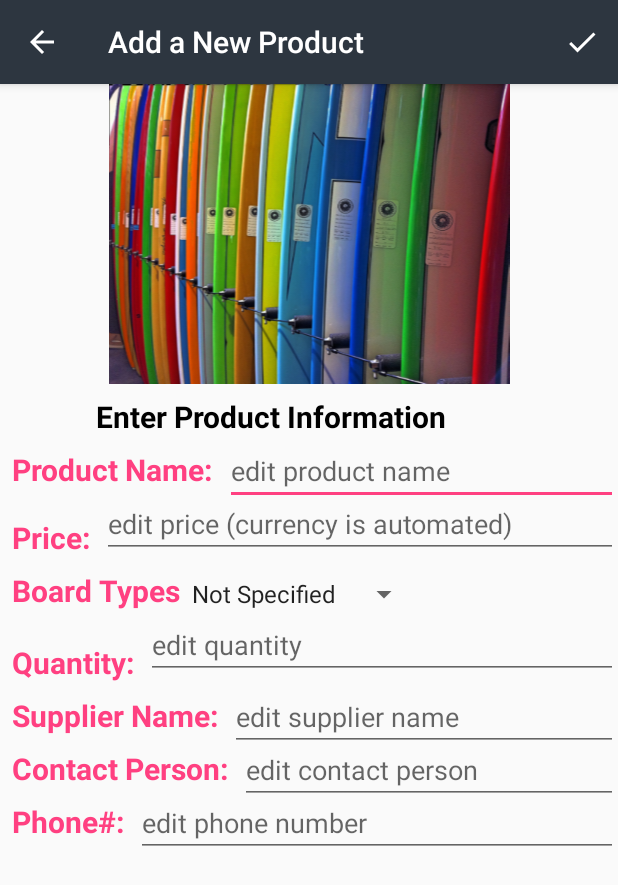
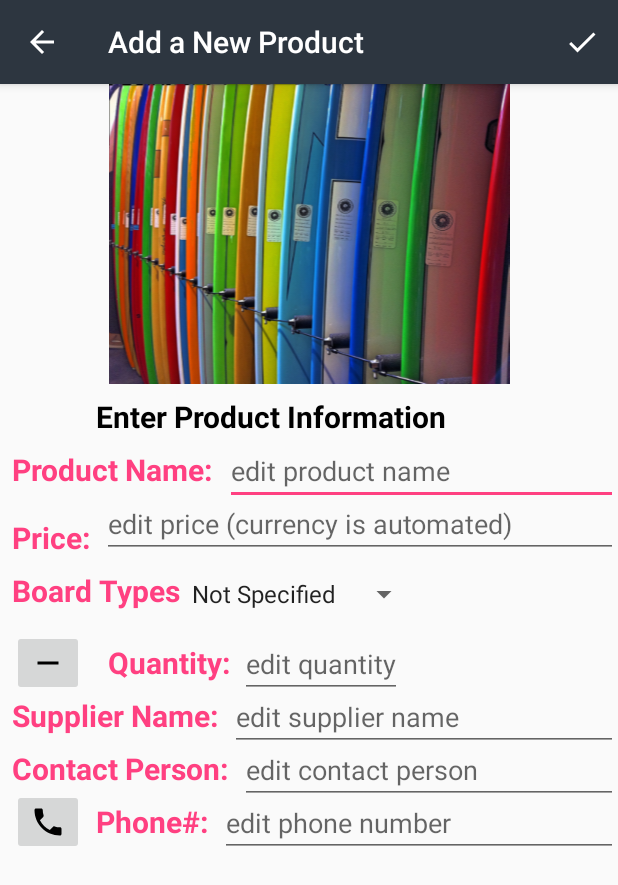
Before and after one commit to superskiers/InventoryApp-MASTER, an Android app: the screen it shows after launch (EditorActivity), after a tap on an icon or button, on a phone screen of 412 x 824 dp. Shown: the top 885 px of the screen. Run offline under Robolectric (Android 15) with nearby library versions, the phone set to English and light mode, and no system bars.

Commit message:
Updated as per rubric

```diff
--- a/app/src/main/java/com/example/superskiers/inventoryapp/CatalogActivity.java
+++ b/app/src/main/java/com/example/superskiers/inventoryapp/CatalogActivity.java
@@ -11,11 +11,14 @@ import android.net.Uri;
 import android.support.design.widget.FloatingActionButton;
 import android.support.v7.app.AppCompatActivity;
 import android.os.Bundle;
+import android.text.TextUtils;
 import android.util.Log;
 import android.view.Menu;
 import android.view.MenuItem;
 import android.view.View;
 import android.widget.AdapterView;
+import android.widget.Button;
+import android.widget.EditText;
 import android.widget.ListView;
 import com.example.superskiers.inventoryapp.data.BoardsContract.BoardsEntry;
 
@@ -34,6 +37,7 @@ public class CatalogActivity extends AppCompatActivity implements
     protected void onCreate(Bundle savedInstanceState) {
         super.onCreate(savedInstanceState);
         setContentView(R.layout.activity_catalog);
+
 
         // Setup FAB to open EditorActivity
         FloatingActionButton fab = findViewById(R.id.fab);
@@ -82,30 +86,30 @@ public class CatalogActivity extends AppCompatActivity implements
         getLoaderManager().initLoader(BOARD_LOADER, null, this);
     }
 
-    private void insertBoard(){
+    private void insertBoard() {
         //Create a content values object where column names are the keys,
         //and the FireWire board attributes are the values.
         ContentValues values = new ContentValues();
 
         //Use content values put method to store each of the key value pairs
         values.put(BoardsEntry.COLUMN_PRODUCT_NAME, "Firewire");
-        values.put(BoardsEntry.COLUMN_PRICE, "$689.00");
+        values.put(BoardsEntry.COLUMN_PRICE, "689.99");
         values.put(BoardsEntry.COLUMN_BOARD_TYPE, BoardsEntry.BOARD_TYPE_NOT_SPECIFIED);
         values.put(BoardsEntry.COLUMN_QUANTITY, "12");
         values.put(BoardsEntry.COLUMN_SUPPLIER_NAME, "Global Industries");
         values.put(BoardsEntry.COLUMN_SUPPLIER_CONTACT_PERSON, "Gabriel Medina");
-        values.put(BoardsEntry.COLUMN_SUPPLIER_PHONE_NUMBER, "US: +1-917-732-5401");
+        values.put(BoardsEntry.COLUMN_SUPPLIER_PHONE_NUMBER, "1-917-732-5401");
 
         //Insert a new row for FireWire into the provider using the ContentResolver
         //Use the {@link BoardsEntry#CONTENT_URI} to indicate that we want to insert
         //into the surfboards database table.
         //Receive the new content URI that will allow us to access FireWire's data in the future.
-       Uri newUri = getContentResolver().insert(BoardsEntry.CONTENT_URI, values);
+        Uri newUri = getContentResolver().insert(BoardsEntry.CONTENT_URI, values);
 
     }
 
     //Helper method to delete ALL products in the database.
-    private void deleteAllProducts(){
+    private void deleteAllProducts() {
         int rowsDeleted = getContentResolver().delete(BoardsEntry.CONTENT_URI, null, null);
         Log.v("CatalogActivity", rowsDeleted + " rows deleted from surfboard database");
 
@@ -144,14 +148,15 @@ public class CatalogActivity extends AppCompatActivity implements
         String[] projection = {
                 BoardsEntry._ID,
                 BoardsEntry.COLUMN_PRODUCT_NAME,
-                BoardsEntry.COLUMN_PRICE };
+                BoardsEntry.COLUMN_PRICE,
+                BoardsEntry.COLUMN_QUANTITY};
         //This loader will execute the ContentProvider's query method on a background thread.
         return new CursorLoader(this,    //Parent activity context
                 BoardsEntry.CONTENT_URI,        //Provider content URI to query
                 projection,                     //Columns to include in the resulting Cursor
                 null,                  //No selection clause
                 null,               //No selection arguments
-                null );                //Default sort order
+                null);                //Default sort order
     }
 
     @Override
@@ -167,5 +172,4 @@ public class CatalogActivity extends AppCompatActivity implements
         mCursorAdapter.swapCursor(null);
 
     }
-
 }
--- a/app/src/main/java/com/example/superskiers/inventoryapp/EditorActivity.java
+++ b/app/src/main/java/com/example/superskiers/inventoryapp/EditorActivity.java
@@ -19,11 +19,14 @@ import android.view.MotionEvent;
 import android.view.View;
 import android.widget.AdapterView;
 import android.widget.ArrayAdapter;
+import android.widget.Button;
 import android.widget.EditText;
+import android.widget.ImageButton;
 import android.widget.Spinner;
 import android.widget.Toast;
 
 import com.example.superskiers.inventoryapp.data.BoardsContract.BoardsEntry;
+
 
 
 //Allows user to create a new product or edit an existing one.
@@ -65,6 +68,14 @@ public class EditorActivity extends AppCompatActivity implements
     //Boolean that keeps track of whether the surfboard/product has been edited.
     private boolean mSurfboardHasChanged = false;
 
+    //ImageButton to start the phone dialer.
+    private ImageButton phoneDialer;
+
+    private EditText quantityEditText;
+    private ImageButton incrementButton, decrementButton;
+    private String stock;
+    public int newStock = 0;
+
     //OnTouchListener that listens for any user touches on a View, implying that they are
     //modifying the view and we change the mSurfboardHasChanged boolean to true.
     private View.OnTouchListener mTouchListener = new View.OnTouchListener() {
@@ -81,10 +92,25 @@ public class EditorActivity extends AppCompatActivity implements
         super.onCreate(savedInstanceState);
         setContentView(R.layout.activity_editor);
 
+        quantityEditText = findViewById(R.id.edit_quantity_field);
+        decrementButton = findViewById(R.id.decrement);
+
         //Examine the intent that was used to launch this activity, in order
         //to figure out if we're creating a new product entry or editing an existing one
         Intent intent = getIntent();
         mCurrentSurfboardUri = intent.getData();
+
+        ImageButton phoneDialer = findViewById(R.id.phone_dialer);
+
+        phoneDialer.setOnClickListener(new View.OnClickListener() {
+            @Override
+            public void onClick(View v) {
+                EditText phoneNumber = findViewById(R.id.edit_supplier_phone);
+                Intent dialerIntent = new Intent(Intent.ACTION_DIAL, Uri.parse("tel:" + phoneNumber.getText().toString().trim()));
+                startActivity(dialerIntent);
+            }
+        });
+
 
         //If the intent DOES NOT contain a product content URI, then we know that we
         //are creating a new product.
@@ -125,7 +151,23 @@ public class EditorActivity extends AppCompatActivity implements
         mLengthSpinner.setOnTouchListener(mTouchListener);
 
         setupSpinner();
+
+        decrementButton.setOnClickListener(new View.OnClickListener() {
+            @Override
+            public void onClick(View v) {
+                stock = quantityEditText.getText().toString().trim();
+                if (!TextUtils.isEmpty(stock)) {
+                    newStock = Integer.parseInt(stock);
+                    quantityEditText.setText(String.valueOf(newStock - 1));
+                }
+                decrementButton(v);
+                if(newStock == 0){
+                    return;
+                }
+            }
+        });
     }
+
 
     //Setup the dropdown spinner that allows the user to select the type of board being entered.
     private void setupSpinner() {
@@ -372,7 +414,7 @@ public class EditorActivity extends AppCompatActivity implements
 
             // Extract out the value from the Cursor for the given column index
             String name = cursor.getString(nameColumnIndex);
-            String price = cursor.getString(priceColumnIndex);
+            double price = cursor.getDouble(priceColumnIndex);
             String supplier = cursor.getString(supplierColumnIndex);
             String supplierContact = cursor.getString(supplierContactColumnIndex);
             String supplierPhone = cursor.getString(supplierPhoneColumnIndex);
@@ -381,7 +423,7 @@ public class EditorActivity extends AppCompatActivity implements
 
             // Update the views on the screen with the values from the database
             mNameEditText.setText(name);
-            mPriceEditText.setText(price);
+            mPriceEditText.setText(Double.toString(price));
             mQuantityEditText.setText(Integer.toString(quantity));
             mSupplierEditText.setText(supplier);
             mSupplierContactPersonEditText.setText(supplierContact);
@@ -500,4 +542,20 @@ public class EditorActivity extends AppCompatActivity implements
         // Close the activity
         finish();
     }
+
+    public void decrementButton(View view) {
+        if(newStock != 0)
+            newStock--;
+        displayQuantity();
+    }
+    public void displayQuantity() {
+        stock = quantityEditText.getText().toString().trim();
+        quantityEditText.setText(String.valueOf(newStock));
+    }
+
+//    public void orderMore() {
+//        Intent intent = new Intent(Intent.ACTION_DIAL);
+//        intent.setData(Uri.parse(mSupplierPhoneEditText.getText().toString().trim()));
+//        startActivity(intent);
+
 }
--- /dev/null
+++ b/app/src/main/res/drawable/ic_phone_black_24dp.xml
@@ -0,0 +1,9 @@
+<vector xmlns:android="http://schemas.android.com/apk/res/android"
+        android:width="24dp"
+        android:height="24dp"
+        android:viewportWidth="24.0"
+        android:viewportHeight="24.0">
+    <path
+        android:fillColor="#FF000000"
+        android:pathData="M6.62,10.79c1.44,2.83 3.76,5.14 6.59,6.59l2.2,-2.2c0.27,-0.27 0.67,-0.36 1.02,-0.24 1.12,0.37 2.33,0.57 3.57,0.57 0.55,0 1,0.45 1,1V20c0,0.55 -0.45,1 -1,1 -9.39,0 -17,-7.61 -17,-17 0,-0.55 0.45,-1 1,-1h3.5c0.55,0 1,0.45 1,1 0,1.25 0.2,2.45 0.57,3.57 0.11,0.35 0.03,0.74 -0.25,1.02l-2.2,2.2z"/>
+</vector>
--- /dev/null
+++ b/app/src/main/res/drawable/ic_remove_black_24dp.xml
@@ -0,0 +1,9 @@
+<vector xmlns:android="http://schemas.android.com/apk/res/android"
+        android:width="24dp"
+        android:height="24dp"
+        android:viewportWidth="24.0"
+        android:viewportHeight="24.0">
+    <path
+        android:fillColor="#FF000000"
+        android:pathData="M19,13H5v-2h14v2z"/>
+</vector>
--- a/app/src/main/res/layout/activity_editor.xml
+++ b/app/src/main/res/layout/activity_editor.xml
@@ -89,19 +89,37 @@
     <!-- Product Quantity Label -->
         <TextView
             android:id="@+id/quantity_field_text_view"
-        android:text="@string/product_quantity"
-        android:layout_below="@id/spinner_board_type"
-        style="@style/CategoryStyle" />
+            style="@style/CategoryStyle"
+            android:layout_alignStart="@+id/heading_enter_product"
+            android:layout_alignLeft="@id/decrement"
+            android:layout_below="@+id/spinner_board_type"
+            android:text="@string/product_quantity" />
 
 
     <!-- Product Quantity (HINT) field -->
         <EditText
             android:id="@+id/edit_quantity_field"
+            android:layout_width="wrap_content"
+            android:layout_height="wrap_content"
+            android:layout_alignStart="@id/edit_supplier_contact_person"
+            android:layout_alignLeft="@id/quantity_field_text_view"
+            android:layout_below="@+id/spinner_board_type"
             android:hint="@string/hint_product_quantity"
-        android:layout_below="@id/board_types"
-        android:layout_toRightOf="@id/quantity_field_text_view"
             android:inputType="number"
-        style="@style/EditorFieldStyle" />
+            android:textAppearance="?android:textAppearanceMedium" />
+
+
+        <!--Decrement of Quantity in Stock Button -->
+        <ImageButton
+            android:id="@+id/decrement"
+            android:layout_width="wrap_content"
+            android:layout_height="wrap_content"
+            android:layout_marginLeft="@dimen/eight_dp"
+            android:layout_below="@+id/spinner_board_type"
+            android:onClick="decrement"
+            android:src="@drawable/ic_remove_black_24dp"
+            android:text="-" />
+
 
 
     <!-- Product Supplier Label -->
@@ -139,17 +157,26 @@
         android:inputType="textCapWords"
         style="@style/EditorFieldStyle" />
 
+    <!--Phone Dialer Icon -->
+    <ImageButton
+        android:id="@+id/phone_dialer"
+        android:layout_below="@id/supplier_contact_text_view"
+        android:layout_width="wrap_content"
+        android:layout_height="wrap_content"
+        android:layout_marginLeft="@dimen/eight_dp"
+        android:src="@drawable/ic_phone_black_24dp"/>
+
 
     <!-- Product Supplier Phone# Label -->
     <TextView
         android:id="@+id/supplier_phone_text_view"
         android:layout_below="@id/supplier_contact_text_view"
+        android:layout_toRightOf="@id/phone_dialer"
         android:text="@string/supplier_phone_number"
         style="@style/CategoryStyle" />
 
 
     <!-- Product Supplier Phone# (HINT) field -->
-        <!--Phone# input type is text to allow for country (e.g. US +917...)-->
     <EditText
         android:id="@+id/edit_supplier_phone"
         android:layout_below="@id/supplier_contact_text_view"
@@ -157,6 +184,8 @@
         android:hint="@string/hint_supplier_phone_number"
         android:inputType="textCapWords"
         style="@style/EditorFieldStyle" />
+
+
     </RelativeLayout>
 
 
```
Also changed, not shown: app/src/main/java/com/example/superskiers/inventoryapp/BoardCursorAdapter.java (+38 -4 lines), app/src/main/res/layout/empty_view.xml (added, +40 -0 lines), app/src/main/res/layout/list_item.xml (added, +35 -0 lines). Lines whose indentation alone changed are shown as unchanged.
